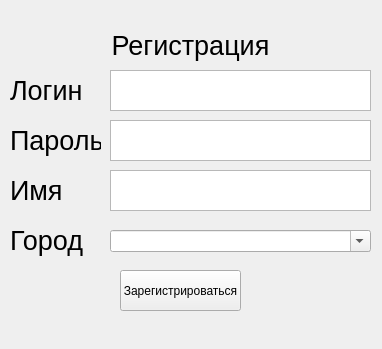
Old version of the form register.ui in the repository Animila/PyWeather.
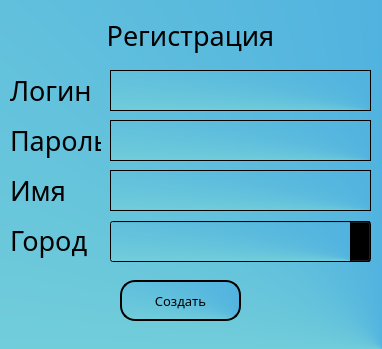
New version of the form.

What changed in the file:
```diff
--- a/register.ui
+++ b/register.ui
@@ -13,12 +13,15 @@
   <property name="windowTitle">
    <string>Регистрация</string>
   </property>
+  <property name="styleSheet">
+   <string notr="true">background-color: qconicalgradient(cx:1, cy:1, angle:0, stop:0 rgba(0, 131, 214, 255), stop:0.0397727 rgba(54, 156, 228, 255), stop:0.965909 rgba(173, 255, 207, 255), stop:0.971591 rgba(149, 255, 200, 255), stop:1 rgba(255, 255, 255, 255));</string>
+  </property>
   <widget class="QWidget" name="centralwidget">
    <widget class="QLabel" name="label">
     <property name="geometry">
      <rect>
       <x>0</x>
-      <y>20</y>
+      <y>10</y>
       <width>381</width>
       <height>51</height>
      </rect>
@@ -31,9 +34,13 @@
     </property>
     <property name="font">
      <font>
+      <family>Dubai Medium</family>
       <pointsize>20</pointsize>
      </font>
     </property>
+    <property name="styleSheet">
+     <string notr="true">background-color: None;</string>
+    </property>
     <property name="text">
      <string>Регистрация</string>
     </property>
@@ -50,6 +57,11 @@
       <height>41</height>
      </rect>
     </property>
+    <property name="font">
+     <font>
+      <pointsize>20</pointsize>
+     </font>
+    </property>
    </widget>
    <widget class="QLabel" name="label_2">
     <property name="geometry">
@@ -62,9 +74,13 @@
     </property>
     <property name="font">
      <font>
+      <family>Dubai Medium</family>
       <pointsize>20</pointsize>
      </font>
     </property>
+    <property name="styleSheet">
+     <string notr="true">background-color: None;</string>
+    </property>
     <property name="text">
      <string>Логин</string>
     </property>
@@ -78,6 +94,11 @@
       <height>41</height>
      </rect>
     </property>
+    <property name="font">
+     <font>
+      <pointsize>20</pointsize>
+     </font>
+    </property>
    </widget>
    <widget class="QLabel" name="label_3">
     <property name="geometry">
@@ -90,9 +111,13 @@
     </property>
     <property name="font">
      <font>
+      <family>Dubai Medium</family>
       <pointsize>20</pointsize>
      </font>
     </property>
+    <property name="styleSheet">
+     <string notr="true">background-color: None;</string>
+    </property>
     <property name="text">
      <string>Пароль</string>
     </property>
@@ -101,24 +126,43 @@
     <property name="geometry">
      <rect>
       <x>120</x>
-      <y>270</y>
+      <y>280</y>
       <width>121</width>
       <height>41</height>
      </rect>
     </property>
+    <property name="font">
+     <font>
+      <family>Dubai Medium</family>
+      <pointsize>10</pointsize>
+     </font>
+    </property>
+    <property name="styleSheet">
+     <string notr="true">QPushButton {
+color: rgb(0, 0, 0);
+border-radius: 15px;
+border-style: outset;
+border-width: 1.5px;
+}</string>
+    </property>
     <property name="text">
-     <string>Зарегистрироваться</string>
+     <string>Создать</string>
     </property>
    </widget>
    <widget class="QComboBox" name="comboBox">
     <property name="geometry">
      <rect>
       <x>110</x>
-      <y>230</y>
+      <y>221</y>
       <width>261</width>
-      <height>22</height>
+      <height>41</height>
      </rect>
     </property>
+    <property name="font">
+     <font>
+      <pointsize>20</pointsize>
+     </font>
+    </property>
     <property name="editable">
      <bool>true</bool>
     </property>
@@ -134,9 +178,13 @@
     </property>
     <property name="font">
      <font>
+      <family>Dubai Medium</family>
       <pointsize>20</pointsize>
      </font>
     </property>
+    <property name="styleSheet">
+     <string notr="true">background-color: None;</string>
+    </property>
     <property name="text">
      <string>Город</string>
     </property>
@@ -152,9 +200,13 @@
     </property>
     <property name="font">
      <font>
+      <family>Dubai Medium</family>
       <pointsize>20</pointsize>
      </font>
     </property>
+    <property name="styleSheet">
+     <string notr="true">background-color: None;</string>
+    </property>
     <property name="text">
      <string>Имя</string>
     </property>
@@ -168,6 +220,11 @@
       <height>41</height>
      </rect>
     </property>
+    <property name="font">
+     <font>
+      <pointsize>20</pointsize>
+     </font>
+    </property>
    </widget>
   </widget>
  </widget>
```
